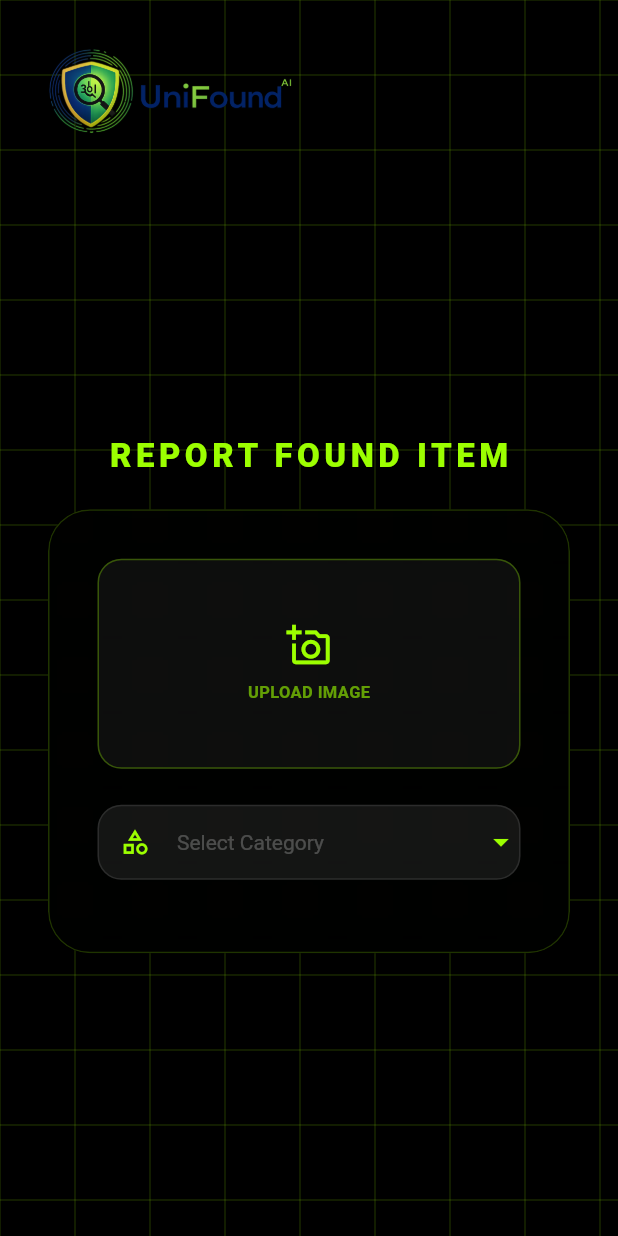
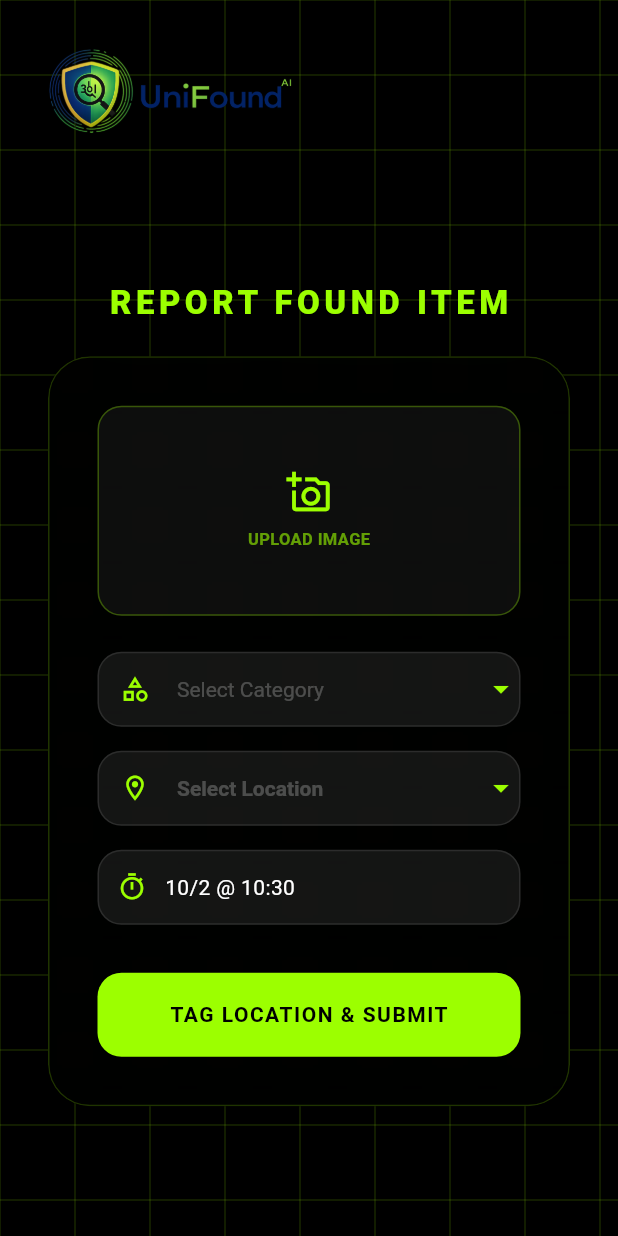
Before and after one commit to vijay-sb/UniFound-App, a Flutter app: the FoundItemFormScreen screen opened by its route, on a phone screen of 412 x 824 dp. Run offline on Flutter 3.47's test engine with Material 3 defaults, Android fonts, the light colour scheme and no system bars; our stand-ins replace flutter_secure_storage, geolocator, image_picker, supabase_flutter; missing offline and left inert: maps_toolkit; accounts and stored records are empty.

Commit message:
submit button handling

```diff
--- a/lib/screens/found_item_form_screen.dart
+++ b/lib/screens/found_item_form_screen.dart
@@ -249,7 +249,22 @@ class _FoundItemFormScreenState extends State<FoundItemFormScreen> {
                   ],
                   const SizedBox(height: 16),
                   // --- NEW LOCATION DROPDOWN ---
-
+                  _locationDropdown(),
+                  // --- CONDITIONAL HOSTEL DROPDOWN ---
+                  if (_selectedLocation == 'Hostel') ...[
+                    const SizedBox(height: 16),
+                    _hostelDropdown(),
+                  ],
+                  // --- CONDITIONAL OTHERS FIELD ---
+                  if (_selectedLocation == 'Others') ...[
+                    const SizedBox(height: 16),
+                    _hoverField(_zoneController, "Specific Location",
+                        Icons.location_on),
+                  ],
+                  const SizedBox(height: 16),
+                  _dateTimeButton(),
+                  const SizedBox(height: 32),
+                  _submitButton(),
                 ],
               ),
             ),
```
